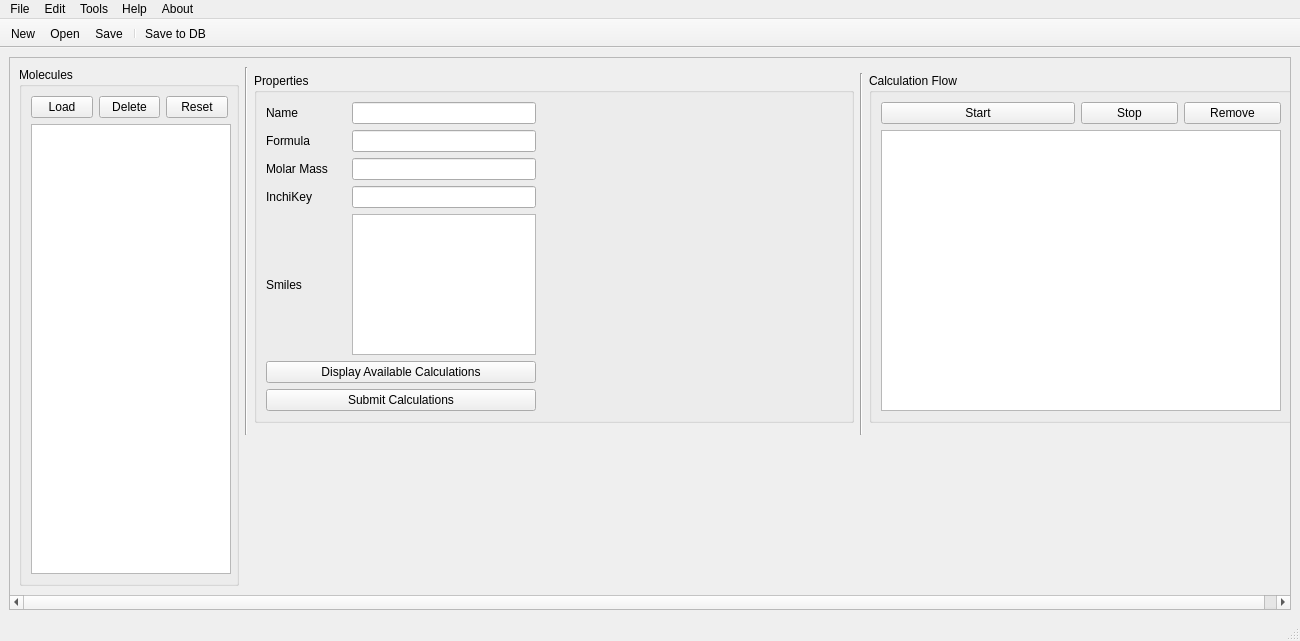
Old version of the form Views/uiMainWindow.ui in the repository samuelvp360/SVP360CalculationController.
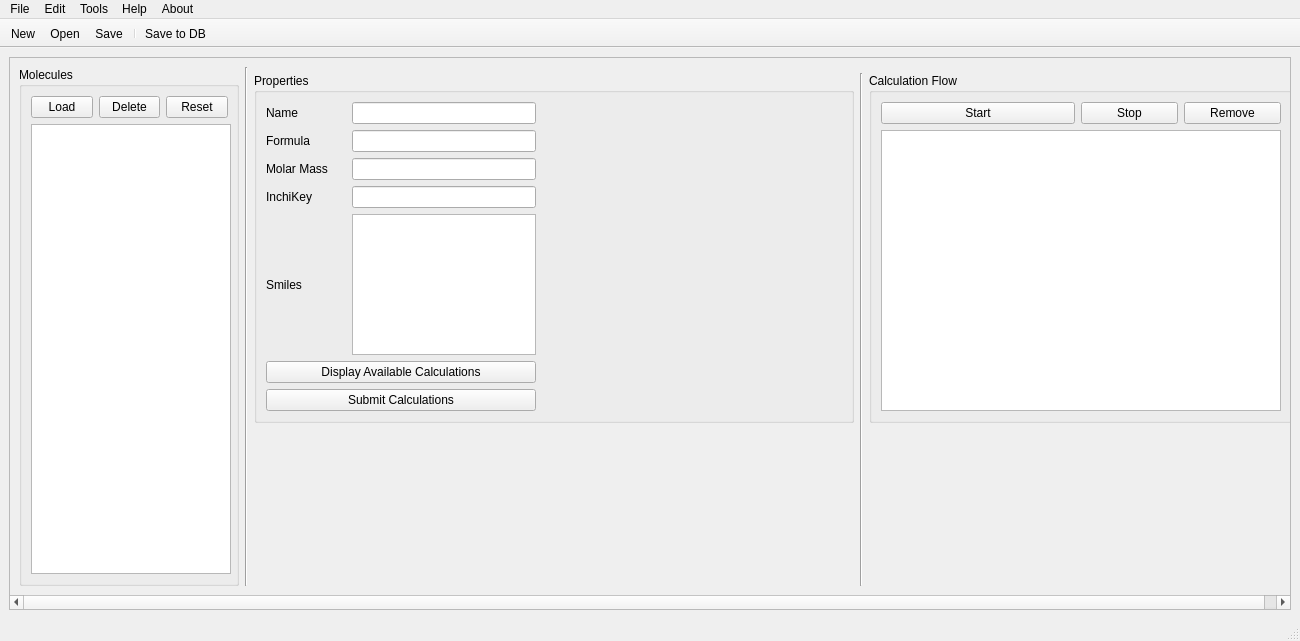
New version of the form.

What changed in the file:
```diff
--- a/Views/uiMainWindow.ui
+++ b/Views/uiMainWindow.ui
@@ -45,13 +45,6 @@
         </rect>
        </property>
        <layout class="QGridLayout" name="gridLayout_3">
-        <item row="0" column="2" rowspan="4">
-         <widget class="Line" name="line_2">
-          <property name="orientation">
-           <enum>Qt::Vertical</enum>
-          </property>
-         </widget>
-        </item>
         <item row="1" column="5">
          <widget class="QGroupBox" name="uiCalculationFlowGroupBox">
           <property name="sizePolicy">
@@ -119,14 +112,7 @@
         <item row="2" column="3" rowspan="2">
          <layout class="QVBoxLayout" name="uiCalculationsLayout"/>
         </item>
-        <item row="1" column="4" rowspan="3">
-         <widget class="Line" name="line">
-          <property name="orientation">
-           <enum>Qt::Vertical</enum>
-          </property>
-         </widget>
-        </item>
-        <item row="0" column="1" rowspan="6">
+        <item row="0" column="1" rowspan="5">
          <widget class="QGroupBox" name="groupBox">
           <property name="minimumSize">
            <size>
@@ -428,6 +414,33 @@
           </item>
          </layout>
         </item>
+        <item row="4" column="3">
+         <spacer name="verticalSpacer">
+          <property name="orientation">
+           <enum>Qt::Vertical</enum>
+          </property>
+          <property name="sizeHint" stdset="0">
+           <size>
+            <width>20</width>
+            <height>40</height>
+           </size>
+          </property>
+         </spacer>
+        </item>
+        <item row="0" column="2" rowspan="5">
+         <widget class="Line" name="line_2">
+          <property name="orientation">
+           <enum>Qt::Vertical</enum>
+          </property>
+         </widget>
+        </item>
+        <item row="1" column="4" rowspan="4">
+         <widget class="Line" name="line">
+          <property name="orientation">
+           <enum>Qt::Vertical</enum>
+          </property>
+         </widget>
+        </item>
        </layout>
       </widget>
      </widget>
```
Left out of the diff: 13 changed lines with no effect on the pictures.
